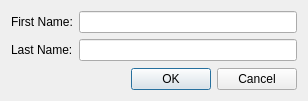
First picture: the form in Prism/Scripts/UserInterfacesPrism/ChangeUser.ui, repository PrismPipeline/Prism, before the edit.
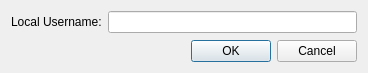
Second picture: the form after the edit.

Diff of the .ui file:
```diff
--- a/Prism/Scripts/UserInterfacesPrism/ChangeUser.ui
+++ b/Prism/Scripts/UserInterfacesPrism/ChangeUser.ui
@@ -6,8 +6,8 @@
    <rect>
     <x>0</x>
     <y>0</y>
-    <width>308</width>
-    <height>101</height>
+    <width>368</width>
+    <height>73</height>
    </rect>
   </property>
   <property name="windowTitle">
@@ -15,28 +15,23 @@
   </property>
   <layout class="QVBoxLayout" name="verticalLayout">
    <item>
-    <layout class="QGridLayout" name="gridLayout">
-     <item row="0" column="0">
-      <widget class="QLabel" name="l_fname">
-       <property name="text">
-        <string>First Name:</string>
-       </property>
-      </widget>
-     </item>
-     <item row="0" column="1">
-      <widget class="QLineEdit" name="e_fname"/>
-     </item>
-     <item row="1" column="0">
-      <widget class="QLabel" name="l_lname">
+    <widget class="QWidget" name="w_username" native="true">
+     <layout class="QHBoxLayout" name="horizontalLayout">
+      <property name="margin">
+       <number>0</number>
+      </property>
+      <item>
+       <widget class="QLabel" name="l_username">
        <property name="text">
-        <string>Last Name:</string>
+         <string>Local Username:</string>
        </property>
       </widget>
      </item>
-     <item row="1" column="1">
-      <widget class="QLineEdit" name="e_lname"/>
-     </item>
-    </layout>
+      <item>
+       <widget class="QLineEdit" name="e_username"/>
+      </item>
+     </layout>
+    </widget>
    </item>
    <item>
     <spacer name="verticalSpacer">
```
Lines whose indentation alone changed are shown as unchanged.
